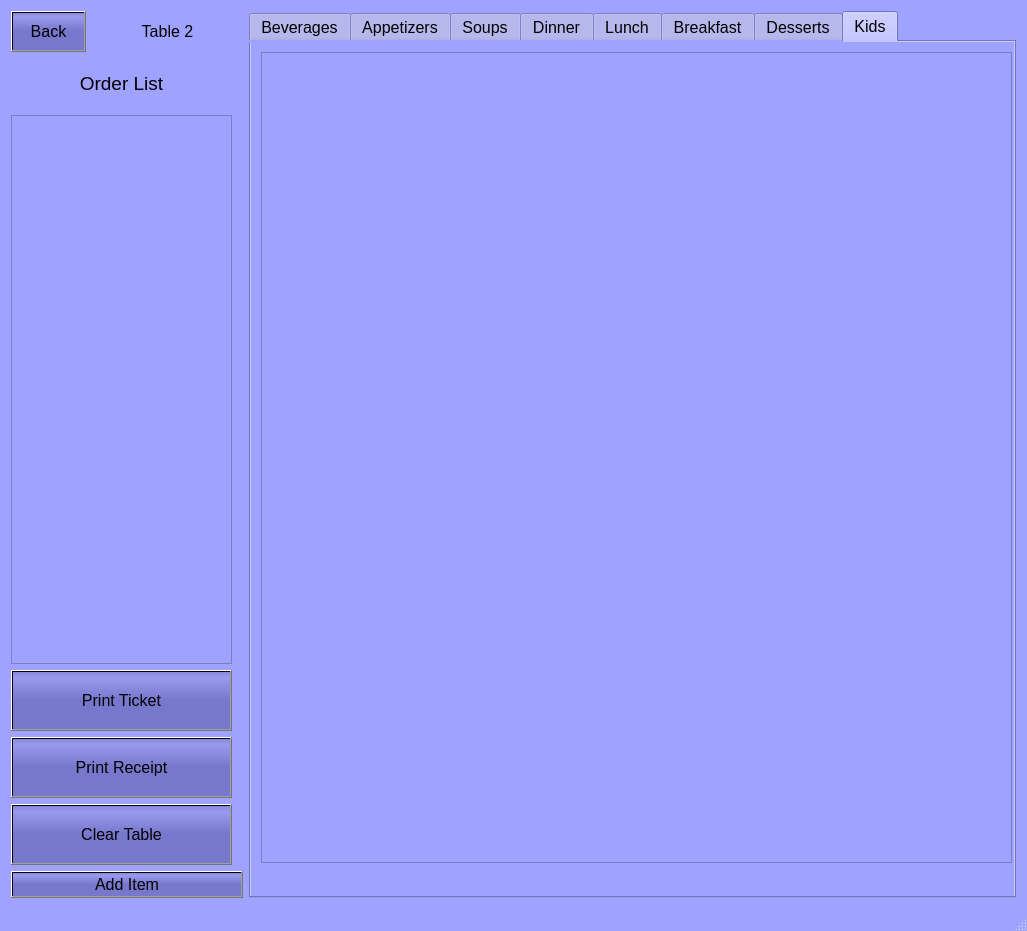
This is Menu.ui in DirgeForge/tripping-octo-boo as Qt 5 draws it before an edit. The edited form follows.
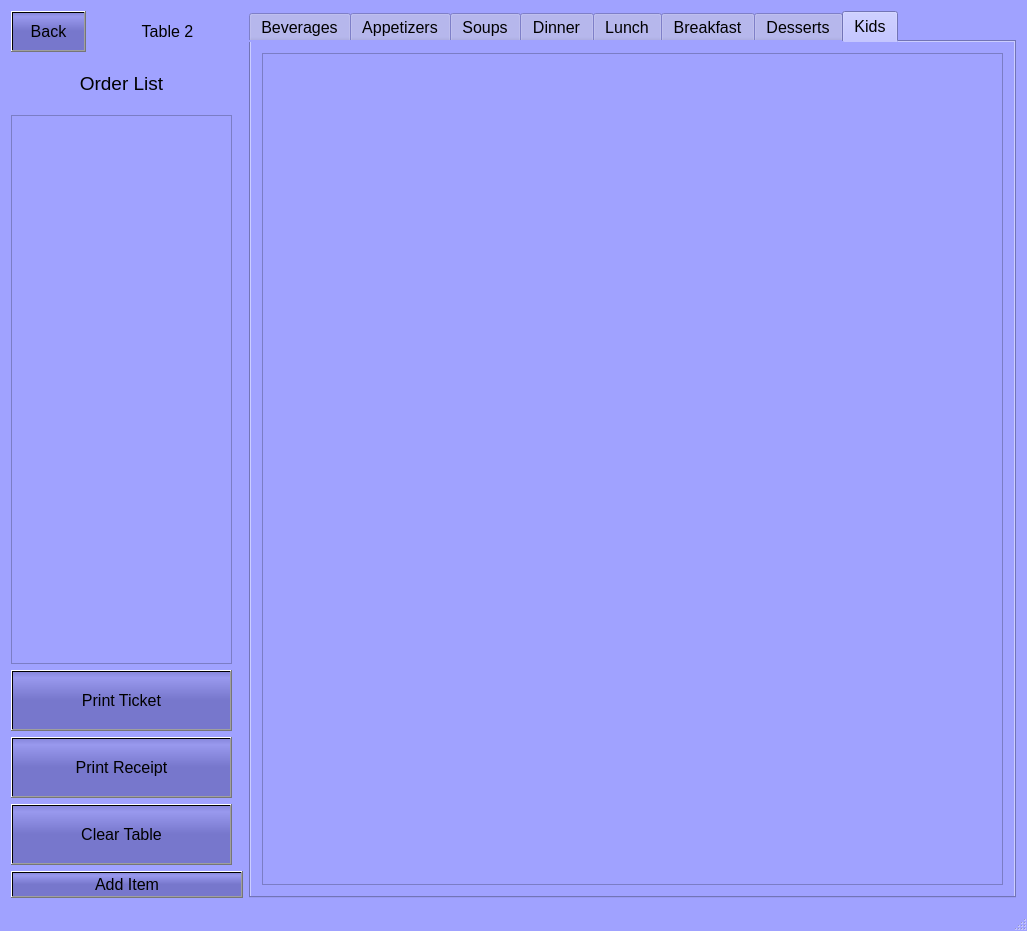
This is the edited form. The open tabs and pages were chosen to show the change.

Commit message: Intro - Layout - menu all linked

```diff
--- a/Menu.ui
+++ b/Menu.ui
@@ -2116,15 +2116,9 @@
        <attribute name="title">
         <string>Kids</string>
        </attribute>
+       <layout class="QGridLayout" name="gridLayout_9">
+        <item row="0" column="0">
        <widget class="QScrollArea" name="scrollArea_7">
-        <property name="geometry">
-         <rect>
-          <x>10</x>
-          <y>10</y>
-          <width>751</width>
-          <height>811</height>
-         </rect>
-        </property>
         <property name="palette">
          <palette>
           <active>
@@ -2224,12 +2218,14 @@
           <rect>
            <x>0</x>
            <y>0</y>
-           <width>749</width>
-           <height>809</height>
+             <width>745</width>
+             <height>841</height>
           </rect>
          </property>
         </widget>
        </widget>
+        </item>
+       </layout>
       </widget>
      </widget>
     </item>
```
Left out of the diff: 82 changed lines with no effect on the pictures. Lines whose indentation alone changed are shown as unchanged. The commit also changes 12 other files.
